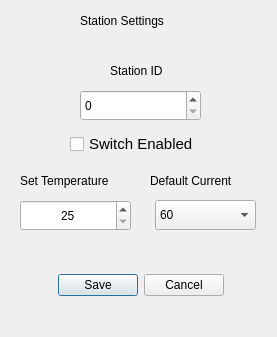
First picture: the form in BurnIn Interface/configsettingdialog.ui, repository Sensor-Electronic-Technology/BurnIn-UI-Software, before the edit.
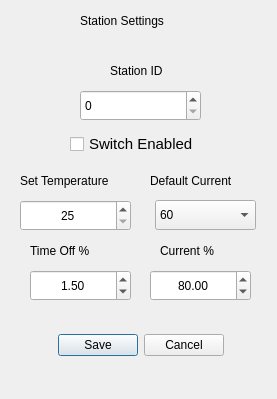
Second picture: the form after the edit.

What changed in the file:
```diff
--- a/BurnIn Interface/configsettingdialog.ui
+++ b/BurnIn Interface/configsettingdialog.ui
@@ -7,7 +7,7 @@
     <x>0</x>
     <y>0</y>
     <width>277</width>
-    <height>337</height>
+    <height>399</height>
    </rect>
   </property>
   <property name="windowTitle">
@@ -17,7 +17,7 @@
    <property name="geometry">
     <rect>
      <x>20</x>
-     <y>250</y>
+     <y>310</y>
      <width>241</width>
      <height>71</height>
     </rect>
@@ -168,6 +168,76 @@
     </rect>
    </property>
   </widget>
+  <widget class="QLabel" name="label_9">
+   <property name="geometry">
+    <rect>
+     <x>30</x>
+     <y>240</y>
+     <width>81</width>
+     <height>22</height>
+    </rect>
+   </property>
+   <property name="text">
+    <string>Time Off %</string>
+   </property>
+  </widget>
+  <widget class="QLabel" name="label_10">
+   <property name="geometry">
+    <rect>
+     <x>160</x>
+     <y>240</y>
+     <width>81</width>
+     <height>22</height>
+    </rect>
+   </property>
+   <property name="text">
+    <string>Current %</string>
+   </property>
+  </widget>
+  <widget class="QDoubleSpinBox" name="timeOffPercentInput">
+   <property name="geometry">
+    <rect>
+     <x>30</x>
+     <y>270</y>
+     <width>101</width>
+     <height>31</height>
+    </rect>
+   </property>
+   <property name="alignment">
+    <set>Qt::AlignCenter</set>
+   </property>
+   <property name="minimum">
+    <double>0.000000000000000</double>
+   </property>
+   <property name="maximum">
+    <double>10.000000000000000</double>
+   </property>
+   <property name="value">
+    <double>1.500000000000000</double>
+   </property>
+  </widget>
+  <widget class="QDoubleSpinBox" name="currentPercentInput">
+   <property name="geometry">
+    <rect>
+     <x>150</x>
+     <y>270</y>
+     <width>101</width>
+     <height>31</height>
+    </rect>
+   </property>
+   <property name="alignment">
+    <set>Qt::AlignCenter</set>
+   </property>
+   <property name="minimum">
+    <double>1.000000000000000</double>
+   </property>
+   <property name="maximum">
+    <double>100.000000000000000</double>
+   </property>
+   <property name="value">
+    <double>80.000000000000000</double>
+   </property>
+  </widget>
  </widget>
  <resources/>
  <connections>
```
